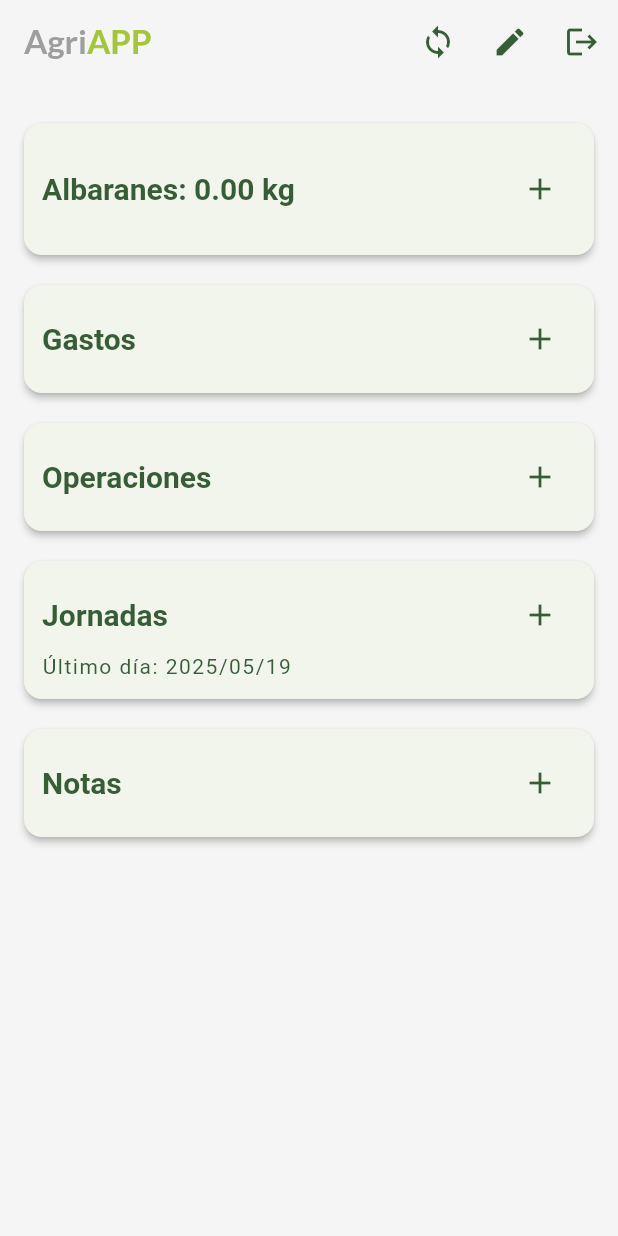
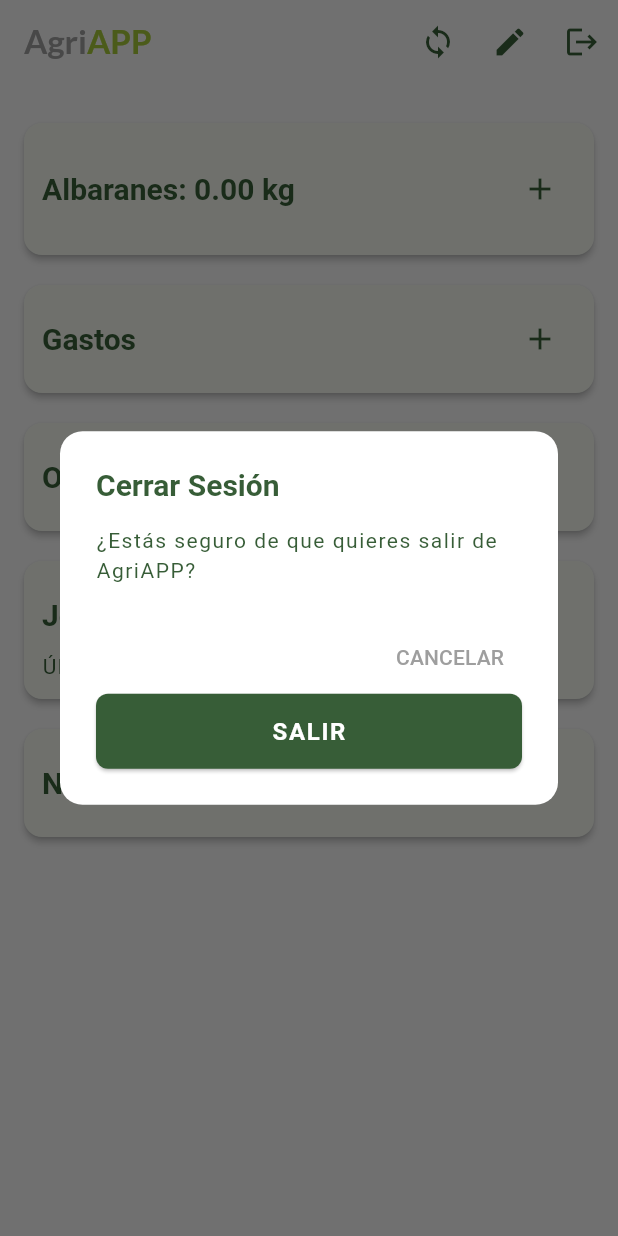
Before and after one commit to DBUES0/Agri_APP, a Flutter app: the DashboardPage screen opened directly with empty values, after a tap on the "logout" icon, on a phone screen of 412 x 824 dp. Run offline on Flutter 3.47's test engine with Material 3 defaults, Android fonts, the light colour scheme and no system bars; our stand-ins replace file_picker, google_fonts, image_picker, open_filex, shared_preferences, sqflite; accounts and stored records are empty.

Commit message:
Actualización en segundo plano de albaranes es bastante funcional.

```diff
--- a/lib/pages/page_dashboard.dart
+++ b/lib/pages/page_dashboard.dart
@@ -6,7 +6,6 @@ import 'package:agriapp/services/sync_service.dart';
 import 'package:agriapp/utils/ui_utils.dart';
 import 'package:agriapp/widgets/icono_sync.dart';
 import 'package:flutter/material.dart';
-import 'package:shared_preferences/shared_preferences.dart';
 import '../services/api_service.dart';
 import 'package:agriapp/utils/app_theme.dart';
 import 'package:agriapp/utils/app_palette.dart';
@@ -74,11 +73,25 @@ class _DashboardPageState extends State<DashboardPage> {
   static const Color colorEliminar = Colors.red;
   static const Color colorFondo = Colors.white;
 
+  // @override
+  // void initState() {
+  //   super.initState();
+  //   // Al iniciar, cargamos los albaranes que nos pasaron desde el login.
+  //   _albaranes = widget.albaranes;
+  // }
+
 @override
 void initState() {
   super.initState();
-    // Al iniciar, cargamos los albaranes que nos pasaron desde el login.
   _albaranes = widget.albaranes;
+
+  // --- ESCUCHAMOS AL TRABAJADOR DE FONDO ---
+  SyncService.syncStream.listen((finalizadoOk) {
+    if (finalizadoOk && mounted) {
+      print("SyncService avisa: ¡Cola vacía o registros subidos! Refrescando UI...");
+      _refreshAlbaranes(); // Esto actualiza la lista visual con lo que ya está en el servidor
+    }
+  });
 }
 
 Stream<List<Albaran>> _getAlbaranesStream() async* {
@@ -105,23 +118,99 @@ Stream<List<Albaran>> _getAlbaranesStream() async* {
 }
 
   /// [logout] Borra el token de seguridad del teléfono y vuelve atrás.
+  // Future<void> _logout() async {
+  //   // final prefs = await SharedPreferences.getInstance();
+  //   // await prefs.remove('token');
+  //   // Navigator.of(context).pop();
+
+  // try {
+  //   await SyncService.sincronizarTodo();
+  // } catch (e) {
+  //   if (e.toString().contains("Expired token")) {
+  //     // Si el servicio nos dice que el token murió, cerramos sesión
+  //     if (context.mounted) {
+  //       await ApiService().cerrarSesion(context);
+  //     }
+  //   }
+  // }
+
+  // }
+
+
+//   Future<void> _logout() async {
+//   // Mostramos un diálogo de confirmación (opcional pero recomendado)
+//   bool? confirmar = await showDialog(
+//     context: context,
+//     builder: (context) => AlertDialog(
+//       title: const Text("Cerrar Sesión"),
+//       content: const Text("¿Estás seguro de que quieres salir?"),
+//       actions: [
+//         TextButton(onPressed: () => Navigator.pop(context, false), child: const Text("Cancelar")),
+//         TextButton(onPressed: () => Navigator.pop(context, true), child: const Text("Salir", style: TextStyle(color: Colors.red))),
+//       ],
+//     ),
+//   );
+
+//   if (confirmar == true) {
+//     await _apiService.cerrarSesion(context);
+//   }
+// }
+
 Future<void> _logout() async {
-    // final prefs = await SharedPreferences.getInstance();
-    // await prefs.remove('token');
-    // Navigator.of(context).pop();
+  bool? confirmar = await showDialog(
+    context: context,
+    builder: (context) => AlertDialog(
+      shape: RoundedRectangleBorder(borderRadius: BorderRadius.circular(15)),
+      title: Text("Cerrar Sesión",
+        style: TextStyle(color: AgriPalette.greenMain, fontWeight: FontWeight.bold)
+      ),
+      content: const Text("¿Estás seguro de que quieres salir de AgriAPP?"),
+      actions: [
+        TextButton(
+          onPressed: () => Navigator.pop(context, false),
+          child: Text("CANCELAR", style: TextStyle(color: AgriPalette.greyMain)),
+        ),
+        ElevatedButton(
+          style: ElevatedButton.styleFrom(
+            backgroundColor: AgriPalette.greenMain,
+            shape: RoundedRectangleBorder(borderRadius: BorderRadius.circular(8)),
+          ),
+          onPressed: () => Navigator.pop(context, true),
+          child: const Text("SALIR", style: TextStyle(color: Colors.white)),
+        ),
+      ],
+    ),
+  );
 
+  if (confirmar == true) {
     try {
+      // Intentamos una última sincro antes de irnos
       await SyncService.sincronizarTodo();
+      if (mounted) await _apiService.cerrarSesion(context);
     } catch (e) {
-    if (e.toString().contains("Expired token")) {
-      // Si el servicio nos dice que el token murió, cerramos sesión
-      if (context.mounted) {
-        await ApiService().cerrarSesion(context);
+      // Si falla por token, cerramos sesión igualmente
+      if (e.toString().contains("Expired token") && mounted) {
+        await _apiService.cerrarSesion(context);
+      }
     }
   }
 }
 
+// Y para la sincronización manual o automática, usamos tu lógica de detección:
+Future<void> _intentarSincroManual() async {
+  try {
+    mensajeEmergente(context, "Comprobando conexión...", tipo: 'info');
+    await SyncService.sincronizarTodo();
+  } catch (e) {
+    if (e.toString().contains("Expired token") || e.toString().contains("401")) {
+      mensajeEmergente(context, "Tu sesión ha caducado. Identifícate de nuevo.", tipo: 'error');
+      if (mounted) await _apiService.cerrarSesion(context);
+    } else {
+      mensajeEmergente(context, "Sin conexión o error de red", tipo: 'error');
     }
+  }
+}
+
 
   /// Ejecuta todas las actualizaciones de datos a la vez.
   Future<void> _refreshAll() async {
--- a/lib/services/sync_service.dart
+++ b/lib/services/sync_service.dart
@@ -4,39 +4,40 @@ import 'db_service.dart';
 import 'api_service.dart';
 
 class SyncService {
-  // Flag para evitar que se ejecuten dos sincronizaciones al mismo tiempo
   static bool _isSyncing = false;
-
-  // El temporizador que buscará datos pendientes periódicamente
   static Timer? _syncTimer;
 
-  /// Inicia el trabajador en segundo plano.
-  /// Se recomienda llamarlo una sola vez al arrancar la app (en main.dart o page_carga.dart).
+  // El StreamController que avisa a la UI.
+  // .broadcast() permite que varios widgets escuchen a la vez.
+  static final _syncController = StreamController<bool>.broadcast();
+  static Stream<bool> get syncStream => _syncController.stream;
+
+  /// Enciende el motor de sincronización automática
   static void startAutoSync() {
-    if (_syncTimer != null) return; // Si ya está corriendo, no hacemos nada
-
+    if (_syncTimer != null) return;
     print("--- TRABAJADOR DE SINCRONIZACIÓN INICIADO ---");
     _syncTimer = Timer.periodic(const Duration(seconds: 30), (timer) async {
-      // Cada 30 segundos intentamos sincronizar
       await sincronizarTodo();
     });
   }
 
-  /// Detiene el trabajador (útil si el usuario cierra sesión)
+  /// Apaga el motor
   static void stopAutoSync() {
     _syncTimer?.cancel();
     _syncTimer = null;
+    print("--- TRABAJADOR DE SINCRONIZACIÓN DETENIDO ---");
   }
 
-  /// El método principal que recorre la cola de pendientes y los envía a la API
+  /// MÉTODO MAESTRO DE SINCRONIZACIÓN
   static Future<void> sincronizarTodo() async {
     if (_isSyncing) return;
+    _isSyncing = true;
 
-    _isSyncing = true;
     final db = await DBService.instance.database;
+    bool huboCambiosEnEstaSesion = false; // <--- NUESTRO SEMÁFORO
 
     try {
-      // 1. Obtenemos los pendientes por orden de creación
+      // 1. Buscamos todos los pendientes
       final List<Map<String, dynamic>> pendientes = await db.query(
         'pendientes_sincro',
         orderBy: 'fecha_creacion ASC',
@@ -47,61 +48,63 @@ class SyncService {
         return;
       }
 
-      print("Intentando sincronizar ${pendientes.length} registros...");
+      print("Iniciando subida de bloque: ${pendientes.length} registros.");
 
+      // 2. EMPEZAMOS EL BUCLE DE SUBIDA
       for (var item in pendientes) {
         try {
           final String entidad = item['entidad'];
-          final Map<String, dynamic> datos = jsonDecode(item['datos_json']);
-          final List<dynamic> archivos = datos['archivos'] ?? [];
+          final Map<String, dynamic> datos = jsonDecode(item['datos_json'] as String);
 
-          for (var archivo in archivos) {
-            // Si la ruta no empieza por "http", es que es un archivo local pendiente de subir
-            if (archivo['rutacompleta_str'] != null && !archivo['rutacompleta_str'].startsWith('http')) {
-
-              String? nuevoUuidServidor = await ApiService().subirArchivoMultipart(
-                archivo['rutacompleta_str'],
-                datos['kalbaran'], // El kuuid que espera tu PHP
-                'ALBARAN'          // El tipo que espera tu PHP
-              );
-
-              if (nuevoUuidServidor != null) {
-                // Actualizamos el objeto local con el ID real del servidor
-                archivo['karchivos'] = nuevoUuidServidor;
-                // Opcional: podrías marcarlo como 'ya subido'
+          // A. SUBIDA DE ARCHIVOS (Si es albarán)
+          if (entidad == 'albaran' && datos['archivos'] != null) {
+            final List<dynamic> archivos = datos['archivos'];
+            for (var archivo in archivos) {
+              // Si es ruta local, lo subimos
+              if (archivo['rutacompleta_str'] != null && !archivo['rutacompleta_str'].startsWith('http')) {
+                String? nuevoUuid = await ApiService().subirArchivoMultipart(
+                  archivo['rutacompleta_str'],
+                  datos['kalbaran'],
+                  'ALBARAN'
+                );
+                if (nuevoUuid != null) archivo['karchivos'] = nuevoUuid;
               }
             }
           }
 
-          // Una vez procesados los archivos, enviamos el Albarán completo
-          await ApiService().postParticular('mergealbaran', datos);
-
-          // Definimos el endpoint según el tipo de dato
+          // B. ENVIAR DATOS A LA API
           String endpoint = (entidad == 'albaran') ? 'mergealbaran' : 'gastos/guardar';
-
-          // 2. Enviamos a la API
-          // Nota: postParticular ya debería manejar la lógica de errores 401
           final response = await ApiService().postParticular(endpoint, datos);
 
-          // 3. Si no hay error en la respuesta, borramos de la base de datos local
+          // C. SI EL SERVIDOR RESPONDE OK
           if (response.containsKey('error') == false) {
             await db.delete('pendientes_sincro', where: 'id = ?', whereArgs: [item['id']]);
-            print("ID ${item['id']} ($entidad) sincronizado y borrado de la cola.");
+            huboCambiosEnEstaSesion = true; // <--- Marcamos que algo se ha movido
+            print("Registro ${item['id']} sincronizado con éxito.");
           } else {
-            print("Error del servidor para ID ${item['id']}: ${response['error']}");
-            break; // Paramos el bucle si el servidor rechaza el dato
+            print("El servidor rechazó el registro ${item['id']}: ${response['error']}");
+            // Si hay un error de validación, paramos para no bloquear el bucle con errores
+            break;
           }
         } catch (e) {
-          // Manejo de Token expirado o errores de red
+          // GESTIÓN DE SEGURIDAD (TOKEN)
           if (e.toString().contains("Expired token") || e.toString().contains("401")) {
-             print("Sincronización abortada: Sesión caducada.");
-             // Aquí no podemos usar 'context' porque no es un widget.
-             // Pero el error se propagará y la UI lo manejará.
+             print("ERROR CRÍTICO: Token caducado en SyncService.");
+             rethrow; // Lanzamos el error para que la UI cierre la sesión
           }
-          print("Error de red o conexión: $e");
-          break; // Si falla la red, dejamos de intentar con el resto por ahora
+          print("Fallo de red para el registro ${item['id']}: $e");
+          break; // Si falla la red, salimos del bucle y esperamos a los próximos 30s
         }
       }
+
+      // --- 3. FINAL DEL PROCESO ---
+      // Solo si el semáforo está en true (hubo cambios), avisamos a la UI.
+      // Esto ocurre una sola vez, después de procesar toda la lista.
+      if (huboCambiosEnEstaSesion) {
+        print("Sincronización de bloque terminada. Avisando al Dashboard...");
+        _syncController.add(true);
+      }
+
     } finally {
       _isSyncing = false;
     }
```
Also changed, not shown: lib/services/api_service.dart (+36 -10 lines), 4 other files. Lines whose indentation alone changed are shown as unchanged.
